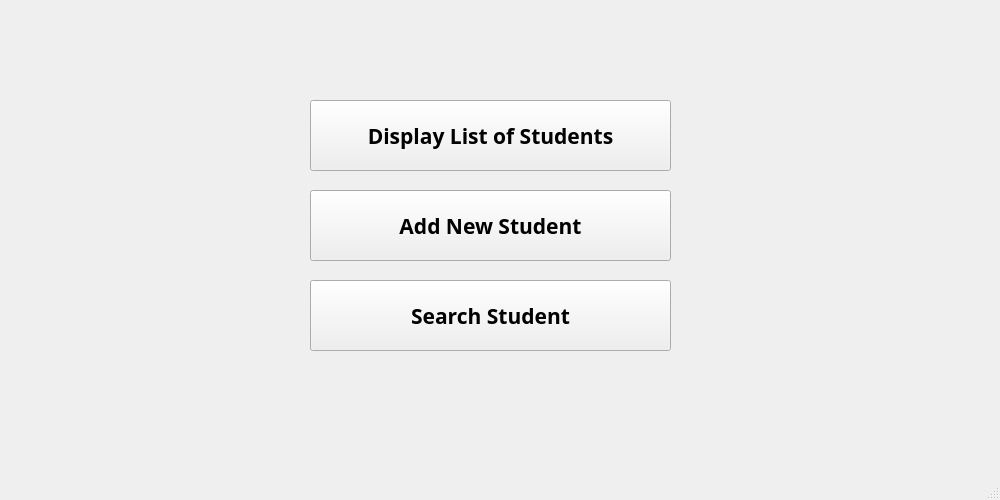
sophia-amasa/Amasa_Simple-Student-Information-System, file mainWindow.ui: the form before one commit.
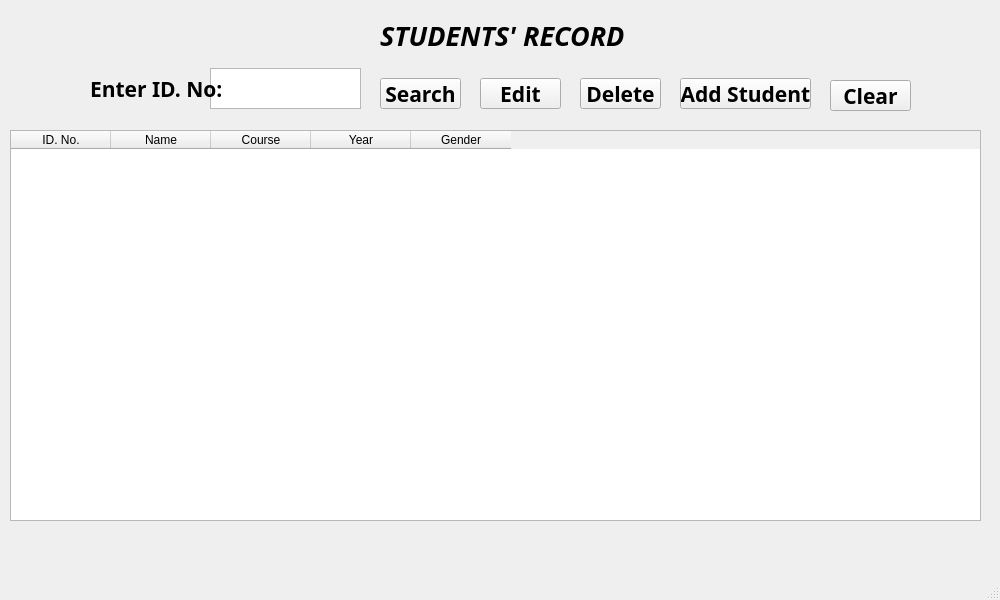
The form after the commit.

The edit to the form file:
```diff
--- a/mainWindow.ui
+++ b/mainWindow.ui
@@ -7,20 +7,99 @@
     <x>0</x>
     <y>0</y>
     <width>1000</width>
-    <height>500</height>
+    <height>600</height>
    </rect>
   </property>
   <property name="windowTitle">
    <string>Simple Student Information System</string>
   </property>
   <widget class="QWidget" name="centralwidget">
+   <widget class="QTableWidget" name="tableWidget">
+    <property name="geometry">
+     <rect>
+      <x>10</x>
+      <y>130</y>
+      <width>971</width>
+      <height>391</height>
+     </rect>
+    </property>
+    <column>
+     <property name="text">
+      <string>ID. No.</string>
+     </property>
+    </column>
+    <column>
+     <property name="text">
+      <string>Name</string>
+     </property>
+    </column>
+    <column>
+     <property name="text">
+      <string>Course</string>
+     </property>
+    </column>
+    <column>
+     <property name="text">
+      <string>Year</string>
+     </property>
+    </column>
+    <column>
+     <property name="text">
+      <string>Gender</string>
+     </property>
+    </column>
+   </widget>
+   <widget class="QTextEdit" name="textEdit">
+    <property name="geometry">
+     <rect>
+      <x>210</x>
+      <y>68</y>
+      <width>151</width>
+      <height>41</height>
+     </rect>
+    </property>
+    <property name="font">
+     <font>
+      <family>Sitka</family>
+      <pointsize>16</pointsize>
+     </font>
+    </property>
+    <property name="html">
+     <string>&lt;!DOCTYPE HTML PUBLIC &quot;-//W3C//DTD HTML 4.0//EN&quot; &quot;http://www.w3.org/TR/REC-html40/strict.dtd&quot;&gt;
+&lt;html&gt;&lt;head&gt;&lt;meta name=&quot;qrichtext&quot; content=&quot;1&quot; /&gt;&lt;style type=&quot;text/css&quot;&gt;
+p, li { white-space: pre-wrap; }
+&lt;/style&gt;&lt;/head&gt;&lt;body style=&quot; font-family:'Sitka'; font-size:16pt; font-weight:400; font-style:normal;&quot;&gt;
+&lt;p align=&quot;center&quot; style=&quot;-qt-paragraph-type:empty; margin-top:0px; margin-bottom:0px; margin-left:0px; margin-right:0px; -qt-block-indent:0; text-indent:0px;&quot;&gt;&lt;br /&gt;&lt;/p&gt;&lt;/body&gt;&lt;/html&gt;</string>
+    </property>
+   </widget>
+   <widget class="QLabel" name="label">
+    <property name="geometry">
+     <rect>
+      <x>90</x>
+      <y>68</y>
+      <width>131</width>
+      <height>41</height>
+     </rect>
+    </property>
+    <property name="font">
+     <font>
+      <family>Sitka</family>
+      <pointsize>16</pointsize>
+      <weight>75</weight>
+      <bold>true</bold>
+     </font>
+    </property>
+    <property name="text">
+     <string>Enter ID. No:</string>
+    </property>
+   </widget>
    <widget class="QPushButton" name="pushButton">
     <property name="geometry">
      <rect>
-      <x>310</x>
-      <y>100</y>
-      <width>361</width>
-      <height>71</height>
+      <x>380</x>
+      <y>78</y>
+      <width>81</width>
+      <height>31</height>
      </rect>
     </property>
     <property name="font">
@@ -32,49 +111,113 @@
      </font>
     </property>
     <property name="text">
-     <string>Display List of Students</string>
+     <string>Search</string>
     </property>
    </widget>
    <widget class="QPushButton" name="pushButton_2">
     <property name="geometry">
      <rect>
-      <x>310</x>
-      <y>190</y>
-      <width>361</width>
-      <height>71</height>
+      <x>480</x>
+      <y>78</y>
+      <width>81</width>
+      <height>31</height>
      </rect>
     </property>
     <property name="font">
      <font>
-      <family>Sitka Banner</family>
+      <family>Sitka</family>
       <pointsize>16</pointsize>
       <weight>75</weight>
       <bold>true</bold>
      </font>
     </property>
     <property name="text">
-     <string>Add New Student</string>
+     <string>Edit</string>
+    </property>
+   </widget>
+   <widget class="QPushButton" name="pushButton_3">
+    <property name="geometry">
+     <rect>
+      <x>580</x>
+      <y>78</y>
+      <width>81</width>
+      <height>31</height>
+     </rect>
+    </property>
+    <property name="font">
+     <font>
+      <family>Sitka</family>
+      <pointsize>16</pointsize>
+      <weight>75</weight>
+      <bold>true</bold>
+     </font>
+    </property>
+    <property name="text">
+     <string>Delete</string>
+    </property>
+   </widget>
+   <widget class="QPushButton" name="pushButton_4">
+    <property name="geometry">
+     <rect>
+      <x>680</x>
+      <y>78</y>
+      <width>131</width>
+      <height>31</height>
+     </rect>
+    </property>
+    <property name="font">
+     <font>
+      <family>Sitka</family>
+      <pointsize>16</pointsize>
+      <weight>75</weight>
+      <bold>true</bold>
+     </font>
+    </property>
+    <property name="text">
+     <string>Add Student</string>
+    </property>
+   </widget>
+   <widget class="QLabel" name="label_2">
+    <property name="geometry">
+     <rect>
+      <x>380</x>
+      <y>20</y>
+      <width>331</width>
+      <height>31</height>
+     </rect>
+    </property>
+    <property name="font">
+     <font>
+      <family>Sitka</family>
+      <pointsize>20</pointsize>
+      <weight>75</weight>
+      <italic>true</italic>
+      <bold>true</bold>
+     </font>
+    </property>
+    <property name="text">
+     <string>STUDENTS' RECORD</string>
     </property>
    </widget>
    <widget class="QPushButton" name="pushButton_5">
     <property name="geometry">
      <rect>
-      <x>310</x>
-      <y>280</y>
-      <width>361</width>
-      <height>71</height>
+      <x>830</x>
+      <y>80</y>
+      <width>81</width>
+      <height>31</height>
      </rect>
     </property>
     <property name="font">
      <font>
-      <family>Sitka Banner</family>
+      <family>Sitka</family>
       <pointsize>16</pointsize>
       <weight>75</weight>
       <bold>true</bold>
      </font>
     </property>
     <property name="text">
-     <string>Search Student</string>
+     <string>Clear</string>
     </property>
    </widget>
   </widget>
```
Left out of the diff: 2 changed lines with no effect on the pictures.
